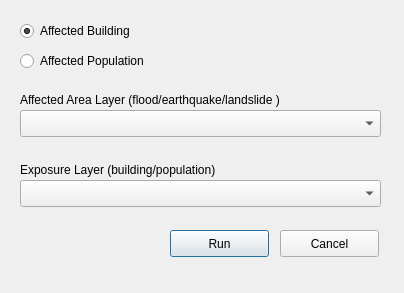
First picture: the form in analysis_base.ui, repository anggabayu21/emergency_mapper_qgis_plugin, before the edit.
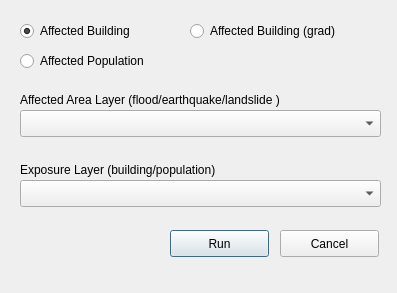
Second picture: the form after the edit.

Commit message: wizard analysis and add new count in polygon analysis

What changed in the file:
```diff
--- a/analysis_base.ui
+++ b/analysis_base.ui
@@ -6,7 +6,7 @@
    <rect>
     <x>0</x>
     <y>0</y>
-    <width>404</width>
+    <width>397</width>
     <height>293</height>
    </rect>
   </property>
@@ -114,6 +114,19 @@
     <string>Affected Population</string>
    </property>
   </widget>
+  <widget class="QRadioButton" name="affected_building1_radio">
+   <property name="geometry">
+    <rect>
+     <x>190</x>
+     <y>20</y>
+     <width>201</width>
+     <height>22</height>
+    </rect>
+   </property>
+   <property name="text">
+    <string>Affected Building (grad)</string>
+   </property>
+  </widget>
  </widget>
  <resources/>
  <connections/>
```
The commit also changes 10 other files.
